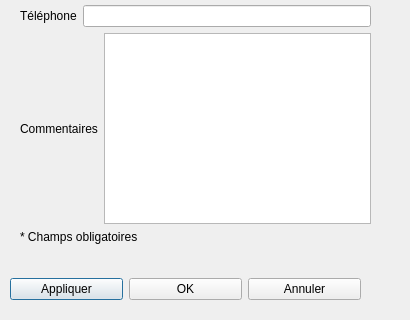
The window that modifclient.ui (DoykFilt/qt-) describes before a commit, drawn with Qt 5; both pictures show x 0 to 410 and y 271 to 591 of the 410 by 591 pixel window.
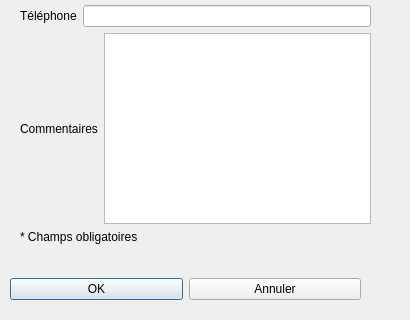
The same window after the commit.

Patch:
```diff
--- a/modifclient.ui
+++ b/modifclient.ui
@@ -224,13 +224,6 @@
     </rect>
    </property>
    <layout class="QHBoxLayout" name="horizontalLayout">
-    <item>
-     <widget class="QPushButton" name="bouttonAppliquer">
-      <property name="text">
-       <string>Appliquer</string>
-      </property>
-     </widget>
-    </item>
     <item>
      <widget class="QPushButton" name="bouttonOK">
       <property name="text">
```
